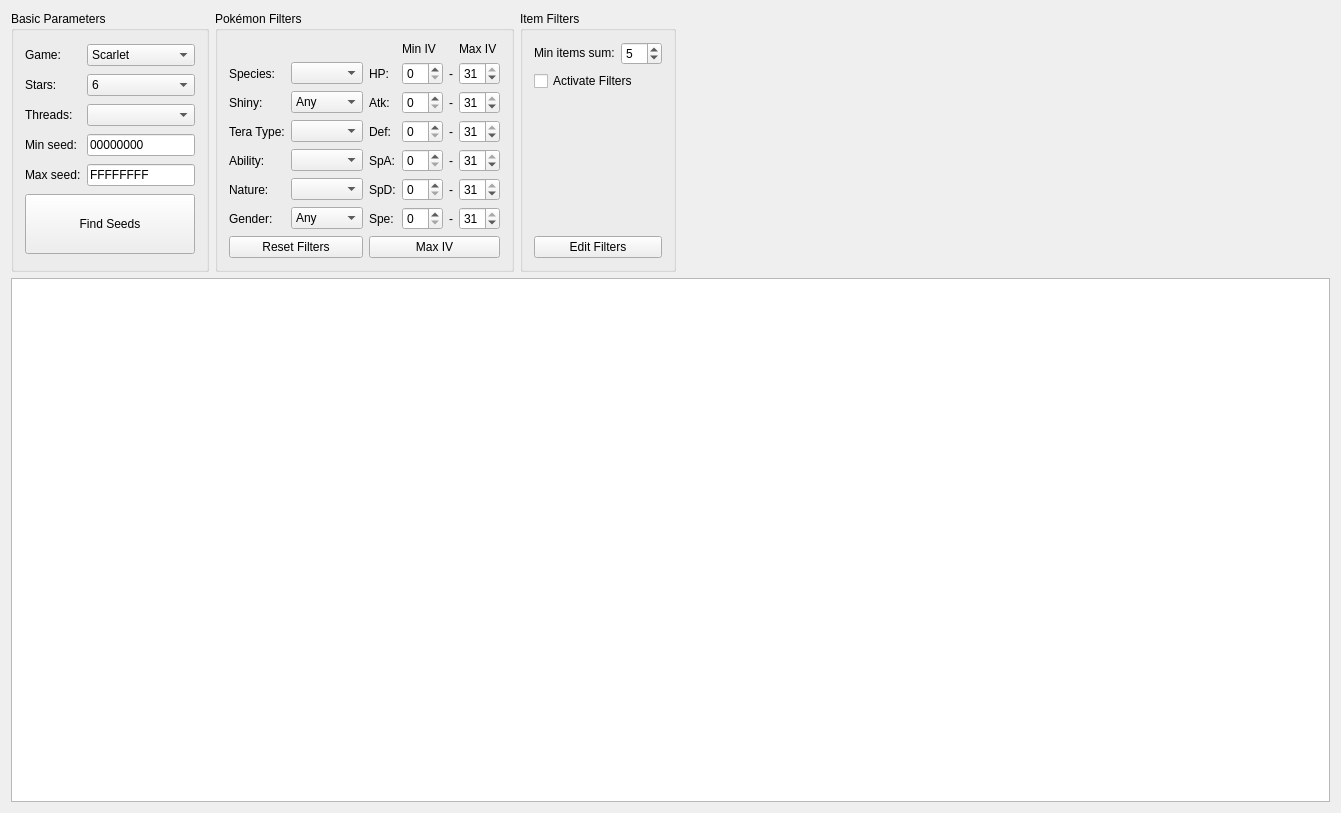
MewTracker/sv-research, file RaidCalc/RaidCalc.ui: the form before one commit.
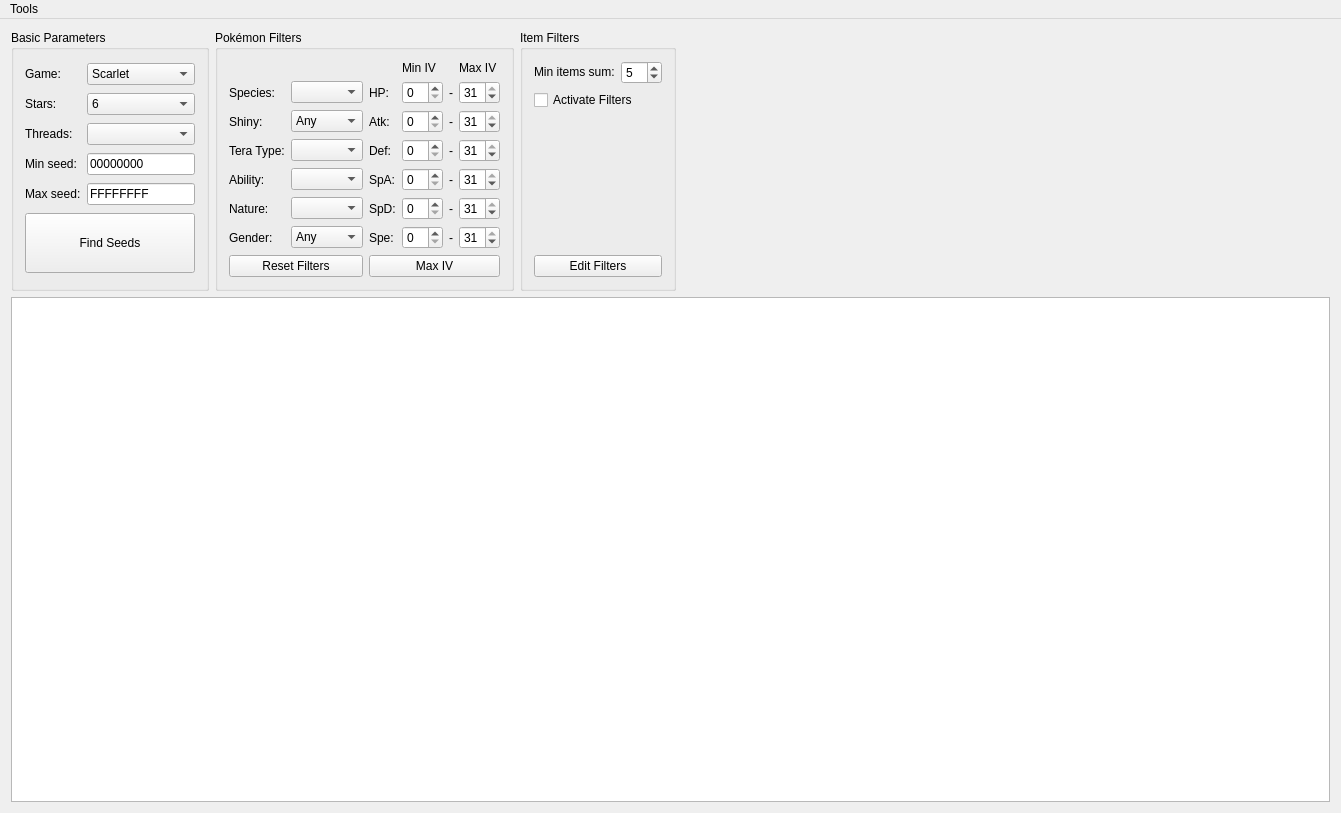
The form after the commit.

```diff
--- a/RaidCalc/RaidCalc.ui
+++ b/RaidCalc/RaidCalc.ui
@@ -581,6 +581,28 @@
     </item>
    </layout>
   </widget>
+  <widget class="QMenuBar" name="menuBar">
+   <property name="geometry">
+    <rect>
+     <x>0</x>
+     <y>0</y>
+     <width>1341</width>
+     <height>22</height>
+    </rect>
+   </property>
+   <widget class="QMenu" name="menuTools">
+    <property name="title">
+     <string>Tools</string>
+    </property>
+    <addaction name="actionSeedViewer"/>
+   </widget>
+   <addaction name="menuTools"/>
+  </widget>
+  <action name="actionSeedViewer">
+   <property name="text">
+    <string>Seed Viewer</string>
+   </property>
+  </action>
  </widget>
  <layoutdefault spacing="6" margin="11"/>
  <resources>
```
